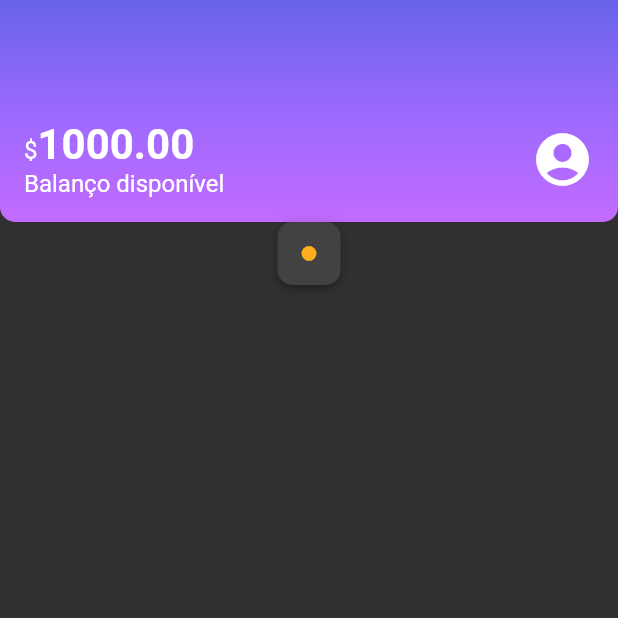
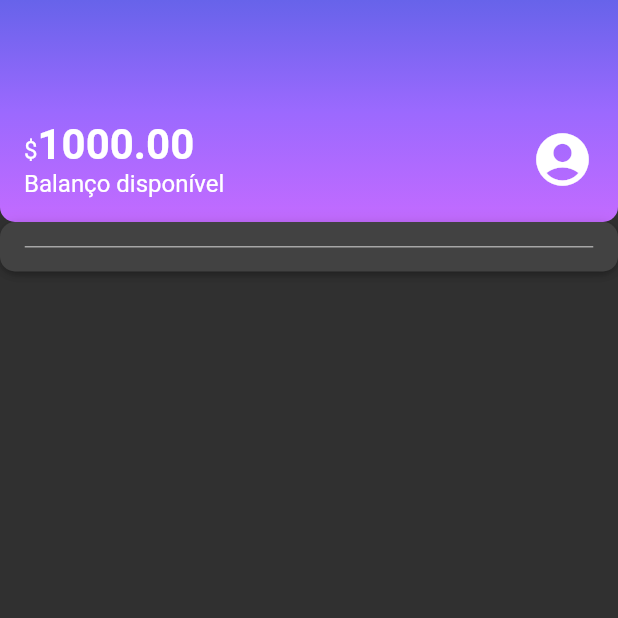
Before and after one commit to diegominelli/aluBank, a Flutter app: the screen it shows after launch, on a phone screen of 412 x 824 dp, the top half of it. Run offline on Flutter 3.47's test engine with Material 2 defaults, Android fonts, the phone set to English and light mode, and no system bars.

Commit message:
produzindo o contentDivision

```diff
--- /dev/null
+++ b/lib/components/content_division.dart
@@ -0,0 +1,18 @@
+import 'package:alubank/themes/theme_colors.dart';
+import 'package:flutter/material.dart';
+
+class ContentDivision extends StatelessWidget {
+  const ContentDivision({super.key});
+
+  @override
+  Widget build(BuildContext context) {
+    return Container(
+      height: 1,
+      decoration: BoxDecoration(
+        border: Border.all(
+          color: ThemeColors.division,
+        ),
+      ),
+    );
+  }
+}
--- a/lib/screens/home.dart
+++ b/lib/screens/home.dart
@@ -1,7 +1,6 @@
 import 'package:alubank/components/box_card.dart';
-import 'package:alubank/components/color_dot.dart';
+import 'package:alubank/components/content_division.dart';
 import 'package:alubank/components/sections/header.dart';
-import 'package:alubank/themes/theme_colors.dart';
 import 'package:flutter/material.dart';
 
 class Home extends StatelessWidget {
@@ -11,10 +10,10 @@ class Home extends StatelessWidget {
   Widget build(BuildContext context) {
     return Scaffold(
       body: Column(
-        children: <Widget>[
-          const Header(),
+        children: const <Widget>[
+          Header(),
           BoxCard(
-            boxContent: ColorDot(color: ThemeColors.recentActivity['spent']),
+            boxContent: ContentDivision(),
           ),
         ],
       ),
--- a/lib/themes/theme_colors.dart
+++ b/lib/themes/theme_colors.dart
@@ -11,4 +11,5 @@ class ThemeColors {
     'spent': Color.fromRGBO(255, 175, 29, 1.0),
     'income': Color.fromRGBO(191, 69, 198, 1.0),
   };
+  static const division = Color.fromRGBO(166, 166, 166, 1.0);
 }
```
